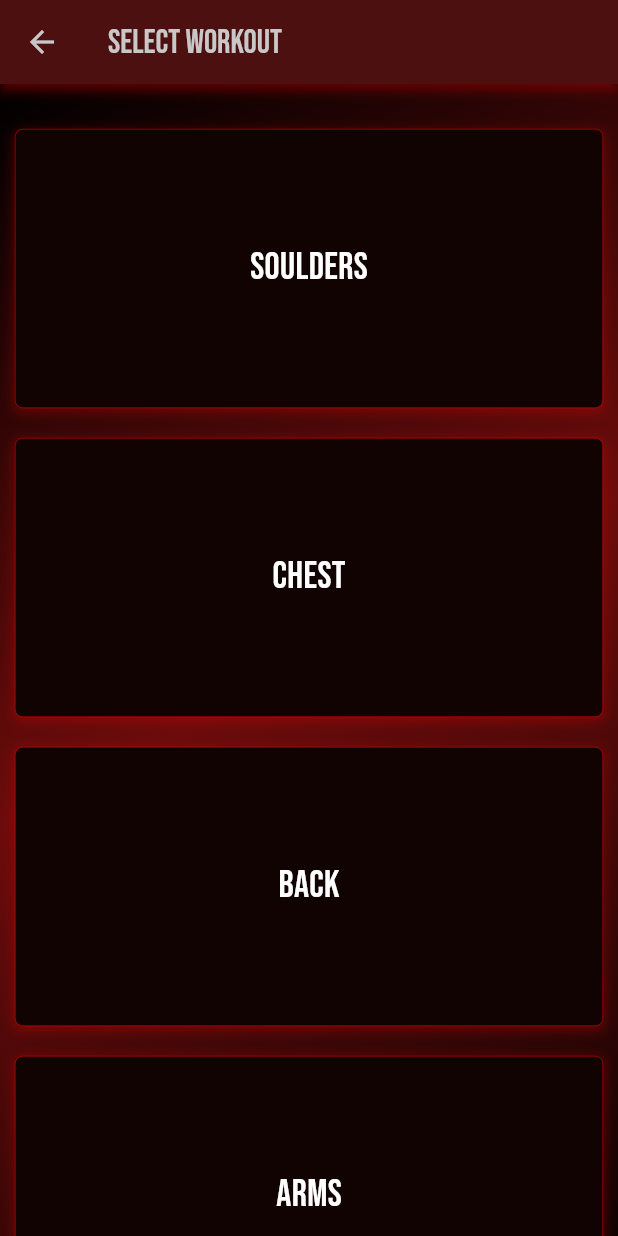
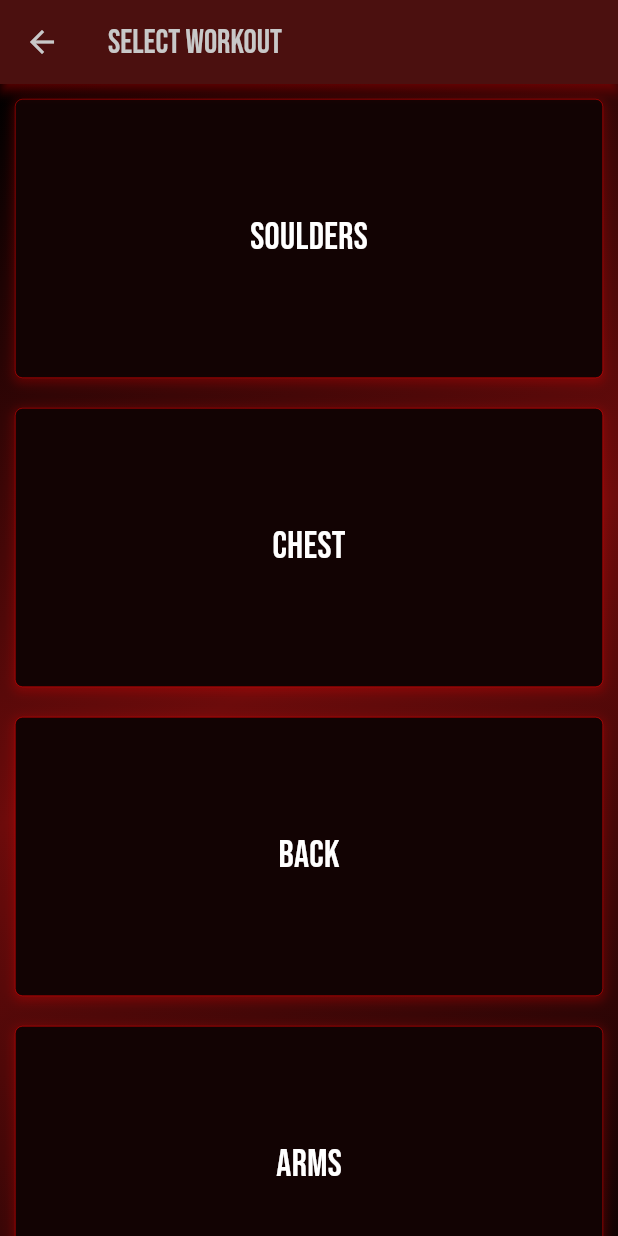
Before and after one commit to Hasse331/focusgym, a Flutter app: the screen it shows after launch, after a tap on "Start workout", on a phone screen of 412 x 824 dp. Run offline on Flutter 3.47's test engine with Material 3 defaults, Android fonts, the light colour scheme and no system bars; our stand-ins replace google_fonts.

Commit message:
removed unnecessary margin

```diff
--- a/lib/custom_widgets/display_workouts.dart
+++ b/lib/custom_widgets/display_workouts.dart
@@ -14,9 +14,7 @@
     final isSelectView = workoutList.length <= 7;
     double screenWidth = MediaQuery.of(context).size.width;
     int crossAxisCount = screenWidth > 800 ? 2 : 1;
-    return Container(
-      margin: const EdgeInsets.only(top: 20),
-      child: GridView.builder(
+    return GridView.builder(
       itemCount: workoutList.length, // Number of items
       gridDelegate: SliverGridDelegateWithFixedCrossAxisCount(
         crossAxisCount:
@@ -32,7 +30,6 @@
           index: index, // THIS IS GIVING INCORRECT INDEX WHEN IN WORKOUT VIEW
         ); // Your custom widget
       },
-      ),
     );
   }
 }
```
Lines whose indentation alone changed are shown as unchanged.
